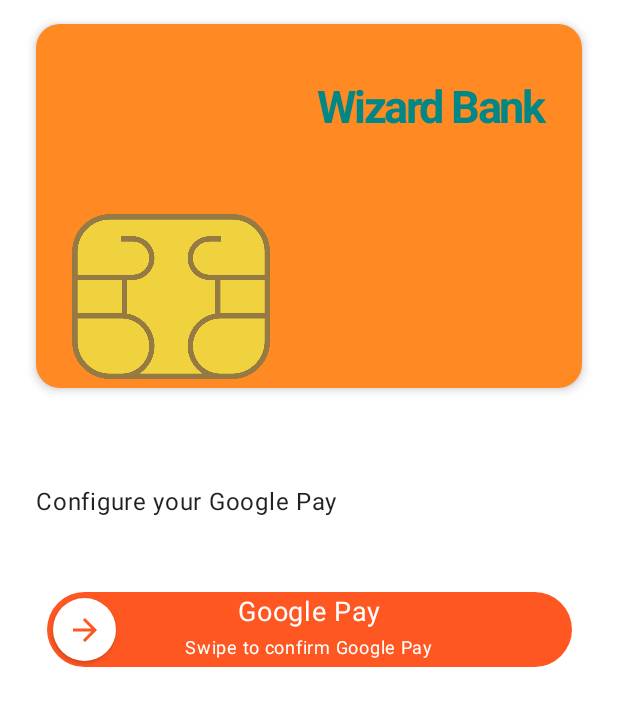
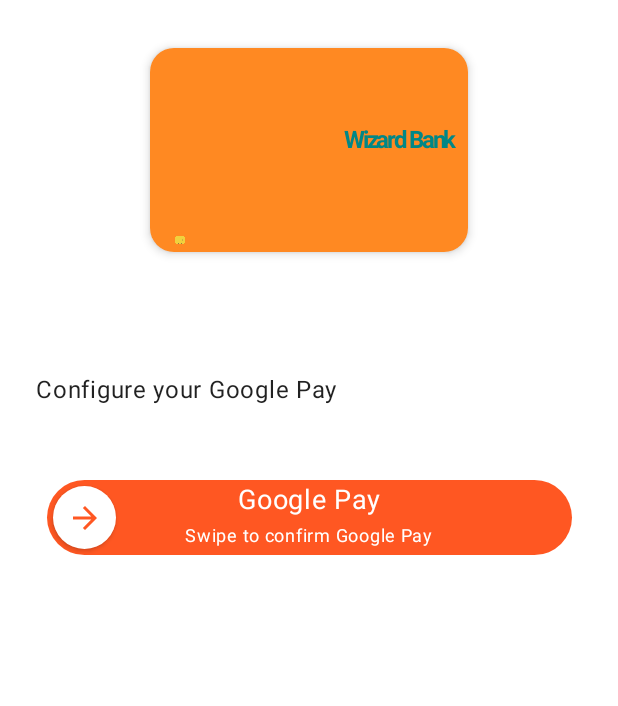
Before and after one commit to Kuruchy/MyCards, an Android app built with Jetpack Compose: the @Preview function ActionDetailPreview, on a phone screen of 412 x 824 dp. Shown: the top 706 px of the screen. Run offline under Robolectric (Android 15) with nearby library versions, the phone set to English and light mode, and no system bars.

Commit message:
Fix BankCard for resizing

```diff
--- a/app/src/main/java/com/kurulabs/mycards/ui/composable/cards/ActionDetail.kt
+++ b/app/src/main/java/com/kurulabs/mycards/ui/composable/cards/ActionDetail.kt
@@ -4,11 +4,13 @@
 import androidx.compose.foundation.background
 import androidx.compose.foundation.gestures.Orientation
 import androidx.compose.foundation.layout.Box
+import androidx.compose.foundation.layout.BoxWithConstraints
 import androidx.compose.foundation.layout.Column
 import androidx.compose.foundation.layout.Spacer
 import androidx.compose.foundation.layout.aspectRatio
 import androidx.compose.foundation.layout.fillMaxSize
 import androidx.compose.foundation.layout.fillMaxWidth
+import androidx.compose.foundation.layout.height
 import androidx.compose.foundation.layout.offset
 import androidx.compose.foundation.layout.padding
 import androidx.compose.foundation.layout.size
@@ -63,14 +65,24 @@
 ) {
     val cardData = getDemoCards()[cardDataId]
     val cardAction = cardData.actions[cardActionId]
+
     Column(modifier = modifier.fillMaxSize()) {
-        BankCard(
+        BoxWithConstraints(
             modifier = Modifier
-                .aspectRatio(1.5f)
-                .wrapContentHeight()
-                .padding(horizontal = 24.dp),
-            cardData = cardData
-        )
+                .height(200.dp)
+                .padding(24.dp)
+                .fillMaxWidth(),
+            contentAlignment = Alignment.Center
+
+        ) {
+            BankCard(
+                modifier = Modifier
+                    .aspectRatio(1.5f)
+                    .wrapContentHeight()
+                    .padding(8.dp),
+                cardData = cardData
+            )
+        }
         Spacer(modifier = Modifier.size(24.dp))
         Text(
             modifier = modifier
--- a/app/src/main/java/com/kurulabs/mycards/ui/composable/cards/BankCard.kt
+++ b/app/src/main/java/com/kurulabs/mycards/ui/composable/cards/BankCard.kt
@@ -6,6 +6,7 @@
 import androidx.compose.foundation.layout.fillMaxWidth
 import androidx.compose.foundation.layout.height
 import androidx.compose.foundation.layout.padding
+import androidx.compose.foundation.layout.size
 import androidx.compose.foundation.layout.width
 import androidx.compose.foundation.layout.wrapContentHeight
 import androidx.compose.material.Card
@@ -18,6 +19,7 @@
 import androidx.compose.ui.text.font.FontWeight
 import androidx.compose.ui.text.style.TextAlign
 import androidx.compose.ui.tooling.preview.Preview
+import androidx.compose.ui.unit.Dp
 import androidx.compose.ui.unit.dp
 import com.kurulabs.mycards.R
 import com.kurulabs.mycards.ui.demo.getDemoCards
@@ -63,8 +65,9 @@
             ) {
                 AutoResizeText(
                     modifier = Modifier
-                        .fillMaxWidth()
-                        .padding(bottom = 8.dp),
+                        .width(maxHeight * 0.5f)
+                        .padding(bottom = 8.dp)
+                        .align(Alignment.End),
                     text = cardData.bankName,
                     maxLines = 1,
                     fontSizeRange = bigFontRange,
@@ -76,8 +79,7 @@
                 )
                 Image(
                     modifier = Modifier
-                        .width(maxHeight * 0.16f)
-                        .height(maxHeight * 0.16f)
+                        .size(maxHeight * 0.16f)
                         .align(Alignment.Start),
                     painter = painterResource(id = R.drawable.chip),
                     contentDescription = null
```
